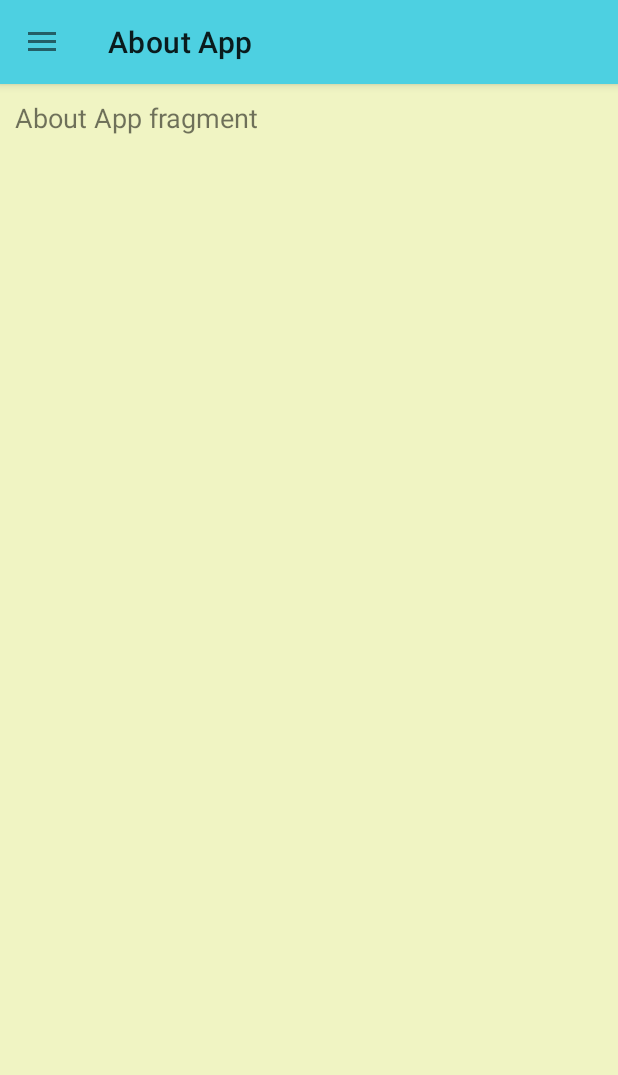
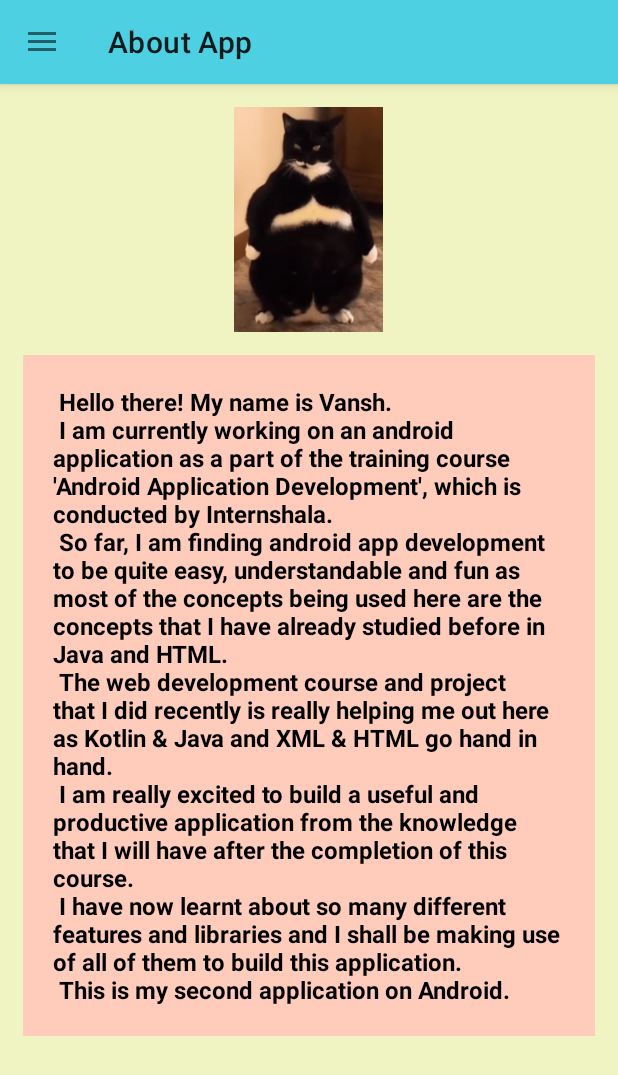
Before and after one commit to llxSKyWALKeRxll/SkyHub, an Android app: the screen it shows after launch (MainActivity), in the side drawer, after a tap on "About App", on a phone screen of 412 x 824 dp. Shown: the top 1075 px of the screen. Run offline under Robolectric (Android 15) with nearby library versions, the phone set to English and light mode, and no system bars; our stand-ins replace Volley; network calls fail.

Commit message:
The application is almost complete now! =)

```diff
--- a/app/src/main/res/layout/fragment_about_app.xml
+++ b/app/src/main/res/layout/fragment_about_app.xml
@@ -7,13 +7,40 @@
     android:background="#f0f4c3">
 
     <!-- TODO: Update blank fragment layout -->
-    <TextView
+
+    <ImageView
+        android:id="@+id/aboutChonker"
+        android:layout_width="150dp"
+        android:layout_height="150dp"
+        android:layout_centerHorizontal="true"
+        android:layout_marginTop="15dp"
+        android:src="@drawable/standing_chonker"/>
+
+    <RelativeLayout
         android:id="@+id/txtAboutApp"
         android:layout_width="match_parent"
         android:layout_height="wrap_content"
-        android:layout_centerHorizontal="true"
-        android:padding="10sp"
-        android:text="@string/about_app_fragment"
-        android:textSize="18sp" />
+        android:layout_below="@+id/aboutChonker"
+        android:background="#ffccbc"
+        android:layout_marginHorizontal="15dp"
+        android:layout_marginTop="15dp">
+
+        <TextView
+            android:layout_width="match_parent"
+            android:layout_height="wrap_content"
+            android:textSize="16sp"
+            android:textStyle="bold"
+            android:textColor="@color/black"
+            android:text="
+Hello there! My name is Vansh. \n
+I am currently working on an android application as a part of the training course 'Android Application Development', which is conducted by Internshala.\n
+So far, I am finding android app development to be quite easy, understandable and fun as most of the concepts being used here are the concepts that I have already studied before in Java and HTML.\n
+The web development course and project that I did recently is really helping me out here as Kotlin &amp; Java and XML &amp; HTML go hand in hand.\n
+I am really excited to build a useful and productive application from the knowledge that I will have after the completion of this course.\n
+I have now learnt about so many different features and libraries and I shall be making use of all of them to build this application.\n
+This is my second application on Android."
+            android:padding="20dp"/>
+
+    </RelativeLayout>
 
 </RelativeLayout>
--- a/app/src/main/res/layout/fragment_profile.xml
+++ b/app/src/main/res/layout/fragment_profile.xml
@@ -49,7 +49,7 @@ tools:context=".fragment.AboutAppFragment">
         android:layout_width="match_parent"
         android:layout_height="wrap_content"
         android:layout_below="@id/txtDescHeading"
-        android:background="#b2ebf2"
+        android:background="#ffccbc"
         android:text="@string/marvinDesc"
         android:textSize="14sp"
         android:textStyle="bold"
@@ -75,7 +75,7 @@ tools:context=".fragment.AboutAppFragment">
         android:layout_width="match_parent"
         android:layout_height="wrap_content"
         android:layout_below="@id/txtCareerHeading"
-        android:background="#b2ebf2"
+        android:background="#ffccbc"
         android:text="@string/boxing_desc"
         android:textSize="14sp"
         android:textStyle="bold"
--- a/app/src/main/res/layout/recycler_dashboard_row_layout.xml
+++ b/app/src/main/res/layout/recycler_dashboard_row_layout.xml
@@ -27,7 +27,8 @@
         <RelativeLayout
             android:layout_width="0dp"
             android:layout_height="match_parent"
-            android:layout_weight="3.3">
+            android:layout_weight="3.3"
+            android:background="#ffccbc">
 
             <TextView
                 android:id="@+id/txtRLname1"
```
Also changed, not shown: app/src/main/java/com/internshala/skyhub/activity/DescriptionActivity.kt (+5 -2 lines), app/src/main/java/com/internshala/skyhub/adapter/DashboardRecyclerAdapter.kt (+7 -7 lines), app/src/main/java/com/internshala/skyhub/adapter/FavouriteRecyclerAdapter.kt (+12 -0 lines), app/src/main/res/drawable/standing_chonker.png (added).
